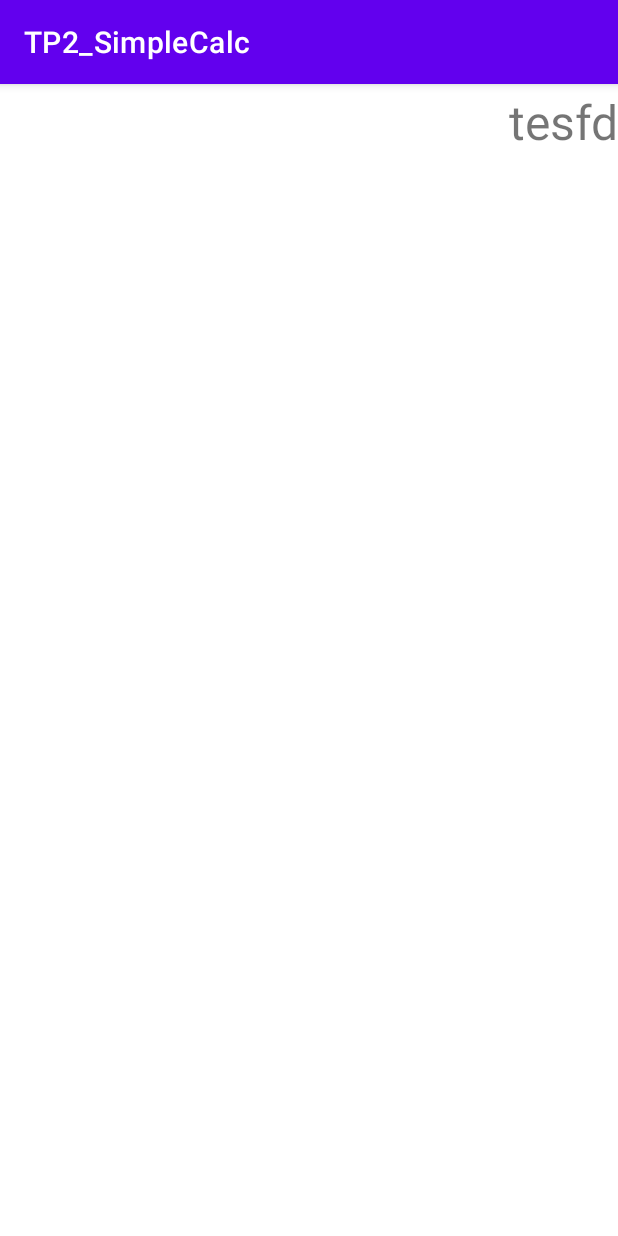
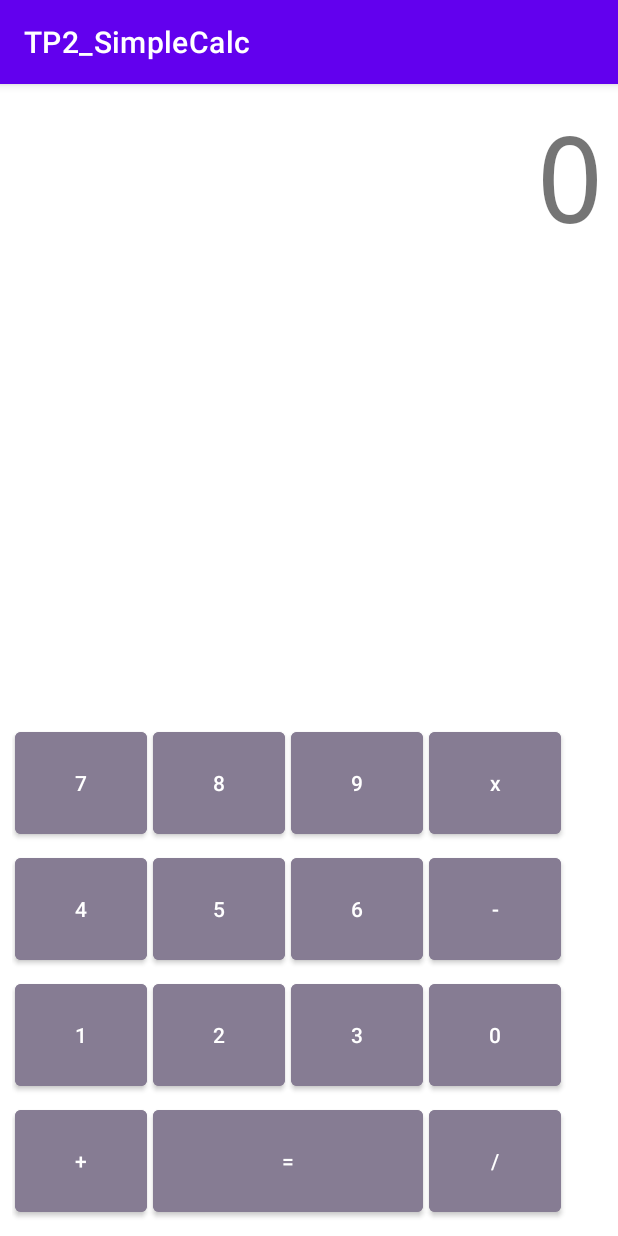
Before and after one commit to HakimAmraoui/ApplicationMobile_TP2_SimpleCalc, an Android app: the screen it shows after launch (MainActivity), on a phone screen of 412 x 824 dp. Run offline under Robolectric (Android 15) with nearby library versions, the phone set to English and light mode, and no system bars.

Commit message:
Interface terminée.

```diff
--- a/app/src/main/res/layout/activity_main.xml
+++ b/app/src/main/res/layout/activity_main.xml
@@ -6,21 +6,122 @@
     android:layout_height="match_parent"
     tools:context=".MainActivity">
 
-    <LinearLayout
+    <TextView
+        android:layout_width="368dp"
+        android:layout_height="100dp"
+        android:id="@+id/screen"
+        android:text="@string/_0"
+        android:textSize="80sp"
+        android:fontFamily="monospace"
+        android:textAlignment="viewEnd"
+        android:layout_alignParentTop="true"
+        android:layout_alignParentStart="true"
+        android:layout_alignParentEnd="true"
+        android:gravity="end"
+        android:layout_marginTop="8dp"
+        android:layout_marginLeft="8dp"
+        android:layout_marginRight="8dp"
+        android:layout_marginEnd="8dp"
+        app:layout_constraintTop_toTopOf="parent"
+        app:layout_constraintRight_toRightOf="parent" />
+
+
+    <GridLayout
         android:layout_width="match_parent"
-        android:layout_height="729dp"
-        android:orientation="vertical"
-        tools:ignore="MissingConstraints"
-        tools:layout_editor_absoluteY="1dp">
+        android:layout_height="wrap_content"
+        android:layout_alignParentStart="true"
+        android:layout_alignParentEnd="true"
+        android:layout_alignParentBottom="true"
+        android:columnCount="4"
+        android:rowCount="5"
+        android:stretchColumns="*"
+        android:shrinkColumns="*"
+        tools:layout_editor_absoluteX="8dp"
+        android:layout_marginBottom="8dp"
+        android:layout_marginLeft="8dp"
+        android:layout_marginRight="8dp"
+        app:layout_constraintBottom_toBottomOf="parent"
+        app:layout_constraintRight_toRightOf="parent">
 
-        <TextView
-            android:layout_width="match_parent"
-            android:layout_height="50dp"
-            android:gravity="center"
-            android:text="tesfd"
-            android:textAlignment="textEnd"
-            android:textSize="32dp" />
+        <Button
+            android:id="@+id/btn7"
+            style="@style/DigitBtnStyle"
+            android:text="7"
+            android:backgroundTint="#867C93" />
+        <Button
+            android:id="@+id/btn8"
+            style="@style/DigitBtnStyle"
+            android:text="8"
+            android:backgroundTint="#867C93" />
+        <Button
+            android:id="@+id/btn9"
+            style="@style/DigitBtnStyle"
+            android:text="9"
+            android:backgroundTint="#867C93" />
+        <Button
+            android:id="@+id/btnMultiply"
+            style="@style/DigitBtnStyle"
+            android:text="x"
+            android:textAllCaps="false"
+            android:backgroundTint="#867C93" />
+        <Button
+            android:id="@+id/btn4"
+            style="@style/DigitBtnStyle"
+            android:text="4"
+            android:backgroundTint="#867C93" />
+        <Button
+            android:id="@+id/btn5"
+            style="@style/DigitBtnStyle"
+            android:text="5"
+            android:backgroundTint="#867C93" />
+        <Button
+            android:id="@+id/btn6"
+            style="@style/DigitBtnStyle"
+            android:text="6"
+            android:backgroundTint="#867C93" />
+        <Button
+            android:id="@+id/btnMinus"
+            style="@style/DigitBtnStyle"
+            android:text="-"
+            android:backgroundTint="#867C93" />
 
-    </LinearLayout>
+        <Button
+            android:id="@+id/btn1"
+            style="@style/DigitBtnStyle"
+            android:text="1"
+            android:backgroundTint="#867C93" />
+        <Button
+            android:id="@+id/btn2"
+            style="@style/DigitBtnStyle"
+            android:text="2"
+            android:backgroundTint="#867C93" />
+        <Button
+            android:id="@+id/btn3"
+            style="@style/DigitBtnStyle"
+            android:text="3"
+            android:backgroundTint="#867C93" />
+        <Button
+            android:id="@+id/btn0"
+            style="@style/DigitBtnStyle"
+            android:text="0"
+            android:backgroundTint="#867C93" />
+        <Button
+            android:id="@+id/btnPlus"
+            style="@style/DigitBtnStyle"
+            android:text="+"
+            android:backgroundTint="#867C93" />
+        <Button
+            android:id="@+id/btnResultl"
+            style="@style/DigitBtnStyle"
+            android:text="="
+            android:layout_columnWeight="2"
+            android:layout_columnSpan="2"
+            android:backgroundTint="#867C93" />
+        <Button
+            android:id="@+id/btnDivide"
+            style="@style/DigitBtnStyle"
+            android:text="/"
+            android:backgroundTint="#867C93" />
+    </GridLayout>
 
 </androidx.constraintlayout.widget.ConstraintLayout>
--- /dev/null
+++ b/app/src/main/res/values/MyStyle.xml
@@ -0,0 +1,9 @@
+<?xml version="1.0" encoding="utf-8"?>
+<resources>
+    <style name="DigitBtnStyle">
+        <item name="android:layout_width">wrap_content</item>
+        <item name="android:layout_height">wrap_content</item>
+        <item name="android:layout_margin">2dp</item>
+        <item name="android:height">80dp</item>
+    </style>
+</resources>
--- a/app/src/main/res/values/strings.xml
+++ b/app/src/main/res/values/strings.xml
@@ -2,4 +2,6 @@
     <string name="app_name">TP2_SimpleCalc</string>
     <string name="simplecalc">SimpleCalc</string>
     <string name="textview">TextView</string>
+    <string name="button">Button</string>
+    <string name="_0">0</string>
 </resources>
```
